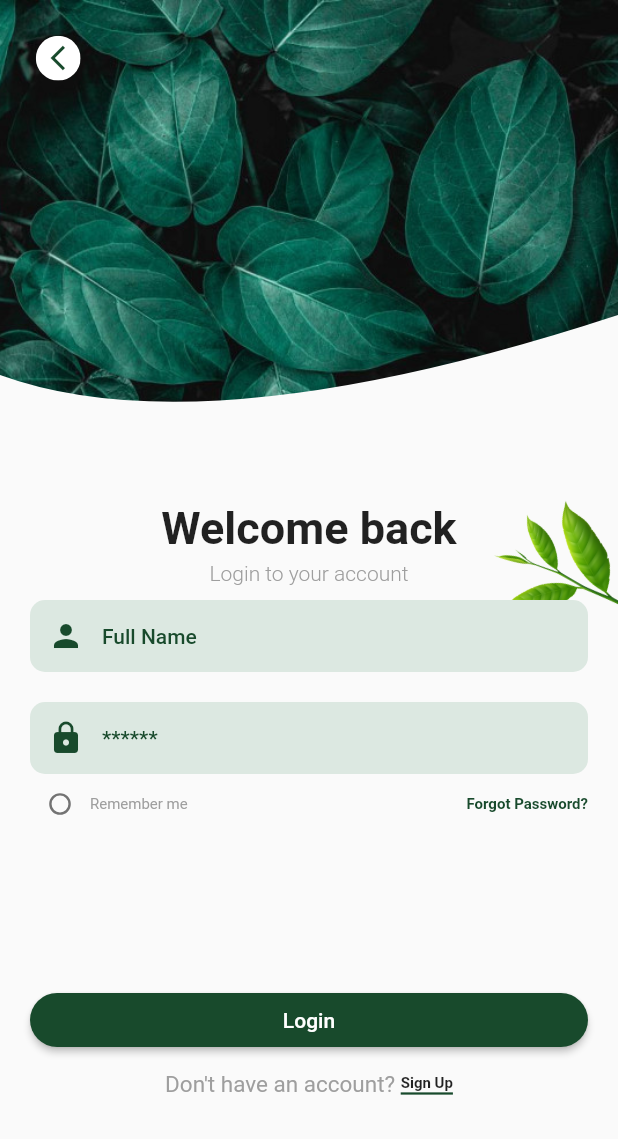
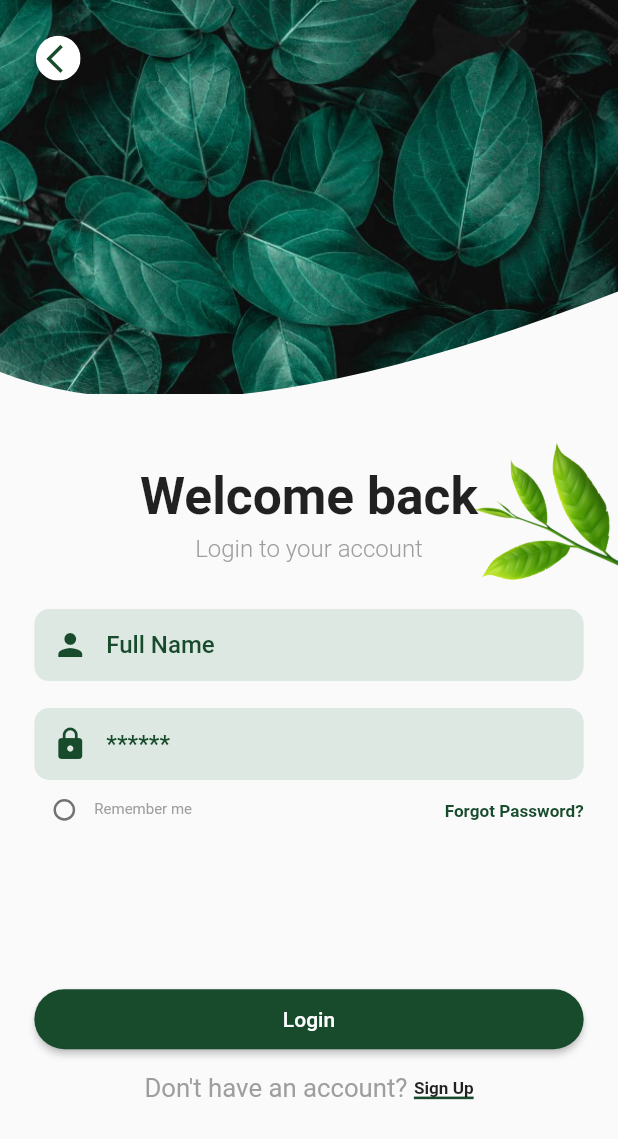
Before and after one commit to Zia9335/flutter-plant-app, a Flutter app: the screen it shows after launch, on a phone screen of 412 x 824 dp. Shown: the top 1139 px of the screen. Run offline on Flutter 3.47's test engine with Material 2 defaults, Android fonts, the phone set to English and light mode, and no system bars; our stand-ins replace flutter_screenutil; Roboto replaces fonts that are missing (Poppins).

Commit message:
Screenutil pkge applied

```diff
--- a/lib/ui/screens/login/login_screen.dart
+++ b/lib/ui/screens/login/login_screen.dart
@@ -10,7 +10,7 @@ class LoginScreen extends StatefulWidget {
 }
 
 class _LoginScreenState extends State<LoginScreen> {
-  final _formKey = GlobalKey<FormState>();
+  //final _formKey = GlobalKey<FormState>();
   bool? value = false;
 
   @override
@@ -24,10 +24,10 @@ class _LoginScreenState extends State<LoginScreen> {
                 clipBehavior: Clip.none,
                 children: [
                   ClipPath(
-                    child: const Image(
-                      height: 300,
+                    child: Image(
+                      height: 220.0.h,
                       fit: BoxFit.cover,
-                      image: AssetImage(
+                      image: const AssetImage(
                         'assets/images/green-plants-loginscreen.jpg',
                       ),
                     ),
@@ -36,62 +36,56 @@ class _LoginScreenState extends State<LoginScreen> {
                   Positioned(
                     top: 20.h,
                     left: 20.h,
-                    // bottom: 30,
                     child: ClipOval(
                       child: Container(
                         height: 25.h,
                         width: 25.h,
                         alignment: Alignment.centerRight,
                         color: Colors.white,
-                        child: const Icon(
+                        child: Icon(
                           Icons.arrow_back_ios,
                           color: kDarkGreen,
-                          size: 20,
+                          size: 20.sp,
                         ),
                       ),
                     ),
                   ),
 
                   Positioned(
-                    top: 282.h,
+                    top: 250.h,
                     bottom: null,
                     right: -6.h,
-                    child: const RotationTransition(
-                      turns: AlwaysStoppedAnimation(300 / 360),
+                    child: RotationTransition(
+                      turns: const AlwaysStoppedAnimation(300 / 360),
                       child: Image(
-                          width: 90.0,
-                          height: 90.0,
-                          image: AssetImage('assets/images/leaf.png')),
+                          width: 90.0.w,
+                          height: 90.0.h,
+                          image: const AssetImage('assets/images/leaf.png')),
                     ),
                   ),
                   //
                   Positioned.fill(
-                    top: 280.h,
+                    top: 260.h,
                     bottom: null,
-                    left: 0.h,
-                    right: 0.h,
                     child: Column(
                       children: [
-                        const Text(
+                        Text(
                           'Welcome back',
                           style: TextStyle(
                               fontFamily: 'Poppins',
-                              fontSize: 30,
+                              fontSize: 30.0.sp,
                               fontWeight: FontWeight.bold),
                         ),
-                        const SizedBox(
-                          height: 5.0,
+                        SizedBox(
+                          height: 5.0.h,
                         ),
-                        const Text(
+                        Text(
                           'Login to your account',
                           style: TextStyle(
                               fontFamily: 'Poppins',
-                              fontSize: 14,
+                              fontSize: 14.0.sp,
                               color: Colors.grey,
                               fontWeight: FontWeight.w300),
-                        ),
-                        SizedBox(
-                          height: 20.h,
                         ),
                       ],
                     ),
@@ -99,7 +93,7 @@ class _LoginScreenState extends State<LoginScreen> {
                 ],
               ),
               Padding(
-                padding: const EdgeInsets.fromLTRB(20, 100, 20, 10),
+                padding: EdgeInsets.fromLTRB(20.0.w, 120.0.h, 20.0.w, 10.0.h),
                 child: Column(
                   crossAxisAlignment: CrossAxisAlignment.stretch,
                   children: [
@@ -109,8 +103,8 @@ class _LoginScreenState extends State<LoginScreen> {
                       obscureText: false,
                       textInputType: TextInputType.name,
                     ),
-                    const SizedBox(
-                      height: 20.0,
+                    SizedBox(
+                      height: 15.0.h,
                     ),
                     const CustomTextField(
                       iconData: Icons.lock,
@@ -145,64 +139,65 @@ class _LoginScreenState extends State<LoginScreen> {
                         const Spacer(),
                         GestureDetector(
                           onTap: () {},
-                          child: const Text(
+                          child: Text(
                             'Forgot Password?',
                             style: TextStyle(
                                 color: kDarkGreen,
-                                fontSize: 10,
+                                fontSize: 10.sp,
                                 fontWeight: FontWeight.bold),
                           ),
                         ),
                       ],
                     ),
-                    const SizedBox(
-                      height: 100,
+                    SizedBox(
+                      height: 80.0.h,
                     ),
                     ElevatedButton(
                       onPressed: () {},
-                      child: const Padding(
+                      child: Padding(
                         padding: EdgeInsets.symmetric(
-                          vertical: 10.0,
+                          vertical: 10.0.h,
                         ),
-                        child: Text(
+                        child: const Text(
                           'Login',
+                          style: TextStyle(fontFamily: "Poppins"),
                         ),
                       ),
                       style: ButtonStyle(
                         shape:
                             MaterialStateProperty.all<RoundedRectangleBorder>(
                           RoundedRectangleBorder(
-                            borderRadius: BorderRadius.circular(30),
+                            borderRadius: BorderRadius.circular(30.0.h),
                           ),
                         ),
                         backgroundColor: MaterialStateProperty.all(kDarkGreen),
                       ),
                     ),
-                    const SizedBox(
-                      height: 10.0,
+                    SizedBox(
+                      height: 10.0.h,
                     ),
                     Row(
                       mainAxisAlignment: MainAxisAlignment.center,
                       children: [
-                        const Text(
+                        Text(
                           'Don\'t have an account? ',
                           style: TextStyle(
                             color: Colors.grey,
-                            fontSize: 15,
+                            fontSize: 15.sp,
                           ),
                         ),
                         GestureDetector(
                           onTap: () {},
                           child: Container(
-                            decoration: const BoxDecoration(
+                            decoration: BoxDecoration(
                               border: Border(
                                   bottom: BorderSide(
-                                      color: kDarkGreen, width: 1.5)),
+                                      color: kDarkGreen, width: 1.5.w)),
                             ),
-                            child: const Text(
+                            child: Text(
                               'Sign Up',
                               style: TextStyle(
-                                fontSize: 10,
+                                fontSize: 10.sp,
                                 fontWeight: FontWeight.bold,
                               ),
                             ),
@@ -225,13 +220,13 @@ class _LoginScreenClipper extends CustomClipper<Path> {
   @override
   Path getClip(Size size) {
     final path = Path();
-    path.lineTo(0, size.height - 50);
+    path.lineTo(0, size.height.h - 55.h);
 
     path.quadraticBezierTo(
       size.width / 3,
-      size.height,
+      size.height.h - 10.h,
       size.width,
-      size.height - 90,
+      size.height.h - 100.h,
     );
     path.lineTo(size.width, 0);
     path.close();
@@ -263,23 +258,22 @@ class CustomTextField extends StatelessWidget {
       obscureText: obscureText ?? false,
       decoration: InputDecoration(
         prefixIcon: Icon(iconData, color: kDarkGreen),
-        focusedBorder: const OutlineInputBorder(
-          borderSide: BorderSide(color: kDarkGreen, width: 1.0),
+        focusedBorder: OutlineInputBorder(
+          borderSide: BorderSide(color: kDarkGreen, width: 1.w),
         ),
         filled: true,
         fillColor: kTextFieldFilledColor,
-        contentPadding:
-            const EdgeInsets.symmetric(vertical: 10.0, horizontal: 20.0),
+        contentPadding: EdgeInsets.symmetric(vertical: 10.h, horizontal: 20.w),
         hintText: hintText,
-        hintStyle: const TextStyle(
+        hintStyle: TextStyle(
             fontFamily: "Poppins",
-            fontSize: 14.0,
+            fontSize: 14.sp,
             color: kDarkGreen,
             fontWeight: FontWeight.w500),
         border: inputBorder ??
             OutlineInputBorder(
               borderSide: BorderSide.none,
-              borderRadius: BorderRadius.circular(10.0),
+              borderRadius: BorderRadius.circular(10),
             ),
       ),
     );
```
